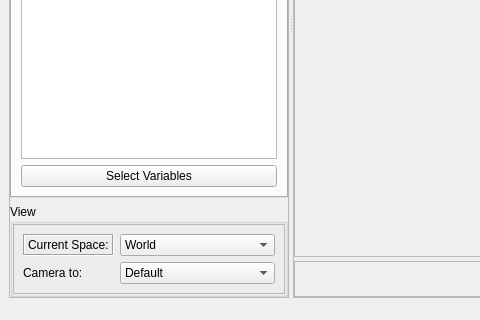
Qt form braviz/interaction/qt_guis/subject_overview.ui (diego0020/braviz-app) before a commit; both pictures show x 0 to 480 and y 280 to 600 of the 855 by 600 pixel window.
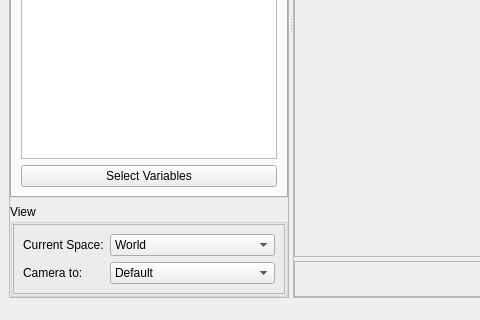
The same form after that commit. Icons and pictures are not drawn.

Commit message: new variable creation dialog

```diff
--- a/braviz/interaction/qt_guis/subject_overview.ui
+++ b/braviz/interaction/qt_guis/subject_overview.ui
@@ -511,7 +511,7 @@
               <item row="0" column="0">
                <widget class="QLabel" name="label_3">
                 <property name="frameShape">
-                 <enum>QFrame::Box</enum>
+                 <enum>QFrame::NoFrame</enum>
                 </property>
                 <property name="frameShadow">
                  <enum>QFrame::Sunken</enum>
```
The commit also changes 6 other files.
